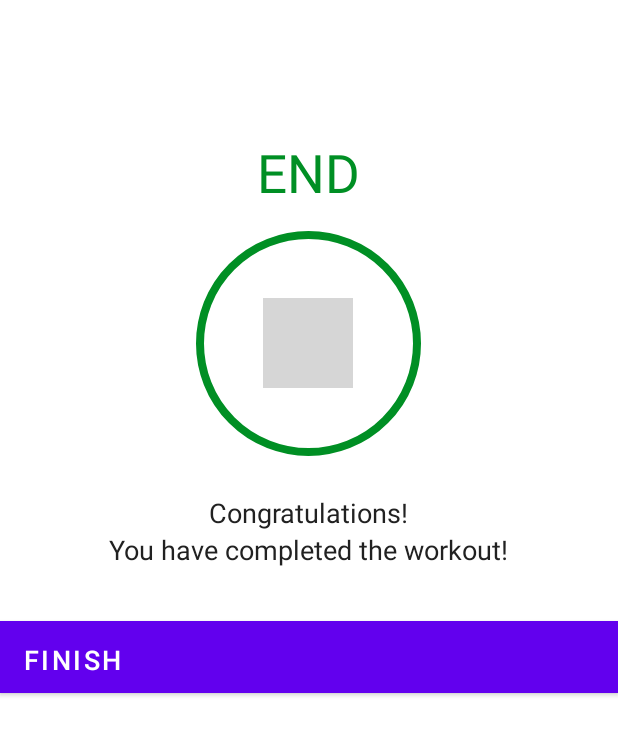
After one commit to AnkitJha25/WorkoutApp, an Android app: the FinishActivity screen opened directly, with no data from a screen before it, on a phone screen of 412 x 824 dp. The commit adds this screen. Shown: the top 735 px of the screen. Run offline under Robolectric (Android 15) with nearby library versions, the phone set to English and light mode, and no system bars; grey boxes are pictures that could not be loaded.

Commit message:
Second Commit

```diff
--- a/app/src/main/AndroidManifest.xml
+++ b/app/src/main/AndroidManifest.xml
@@ -2,7 +2,6 @@
 <manifest xmlns:android="http://schemas.android.com/apk/res/android"
     package="com.example.sevenminutesworkoutapp">
 
-    // add queries only for android 11
     <queries>
         <intent>
             <action android:name="android.intent.action.TTS_SERVICE" />
@@ -16,6 +15,9 @@
         android:roundIcon="@mipmap/ic_launcher_round"
         android:supportsRtl="true"
         android:theme="@style/Theme.SevenMinutesWorkoutApp">
+        <activity
+            android:name=".FinishActivity"
+            android:exported="true" />
         <activity
             android:name=".ExerciseActivity"
             android:exported="true" />
--- /dev/null
+++ b/app/src/main/java/com/example/sevenminutesworkoutapp/FinishActivity.kt
@@ -0,0 +1,19 @@
+package com.example.sevenminutesworkoutapp
+
+import androidx.appcompat.app.AppCompatActivity
+import android.os.Bundle
+import com.example.sevenminutesworkoutapp.databinding.ActivityFinishBinding
+
+class FinishActivity : AppCompatActivity() {
+
+    private var binding: ActivityFinishBinding? = null
+
+    override fun onCreate(savedInstanceState: Bundle?) {
+        super.onCreate(savedInstanceState)
+
+        binding = ActivityFinishBinding.inflate(layoutInflater)
+        setContentView(binding?.root)
+
+
+    }
+}
--- /dev/null
+++ b/app/src/main/res/layout/activity_finish.xml
@@ -0,0 +1,68 @@
+<?xml version="1.0" encoding="utf-8"?>
+<LinearLayout xmlns:android="http://schemas.android.com/apk/res/android"
+    xmlns:tools="http://schemas.android.com/tools"
+
+    android:layout_width="match_parent"
+    android:layout_height="match_parent"
+    android:gravity="center_horizontal"
+    android:orientation="vertical"
+    tools:context=".FinishActivity" >
+
+    <androidx.appcompat.widget.Toolbar
+        android:id="@+id/toolbar_finish_activity"
+        android:layout_width="match_parent"
+        android:layout_height="?android:attr/actionBarSize"
+        android:background="#FFFFFF"/>
+
+    <TextView
+        android:id="@+id/tvEnd"
+        android:layout_width="wrap_content"
+        android:layout_height="wrap_content"
+        android:layout_marginTop="35dp"
+        android:text="END"
+        android:textColor="@color/colorAccent"
+        android:textSize="35dp"/>
+
+    <LinearLayout
+        android:layout_width="150dp"
+        android:layout_height="150dp"
+        android:layout_gravity="center"
+        android:layout_marginTop="15dp"
+        android:background="@drawable/item_circular_color_accent_border"
+        android:gravity="center">
+
+        <ImageView
+            android:layout_width="60dp"
+            android:layout_height="60dp"
+            android:contentDescription="start image"
+            android:src="@drawable/ic_action_done"/>
+
+    </LinearLayout>
+
+    <TextView
+        android:layout_width="wrap_content"
+        android:layout_height="wrap_content"
+        android:layout_marginTop="25dp"
+        android:text="Congratulations!"
+        android:textColor="#212121"
+        android:textSize="18sp"/>
+
+    <TextView
+        android:layout_width="wrap_content"
+        android:layout_height="wrap_content"
+        android:text="You have completed the workout!"
+        android:textColor="#212121"
+        android:textSize="18sp" />
+
+    <Button
+        android:id="@+id/btnFinish"
+        android:layout_width="match_parent"
+        android:layout_height="wrap_content"
+        android:gravity="bottom"
+        android:layout_marginTop="35dp"
+        android:background="@color/colorAccent"
+        android:text="FINISH"
+        android:textColor="#FFFFFF"
+        android:textSize="18sp"/>
+
+</LinearLayout>
```
Also changed, not shown: app/src/main/java/com/example/sevenminutesworkoutapp/ExerciseActivity.kt (+12 -2 lines), app/src/main/java/com/example/sevenminutesworkoutapp/ExerciseStatusAdapter.kt (+17 -0 lines), app/src/main/res/drawable-v24/item_circular_thin_color_accent_border.xml (added, +9 -0 lines), 1 other file.
